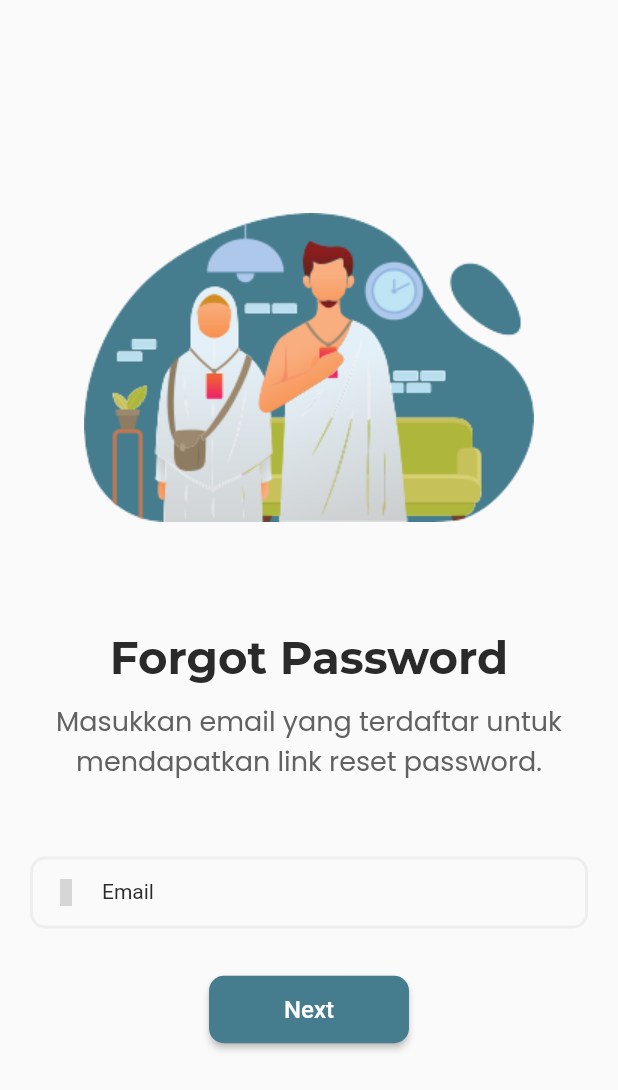
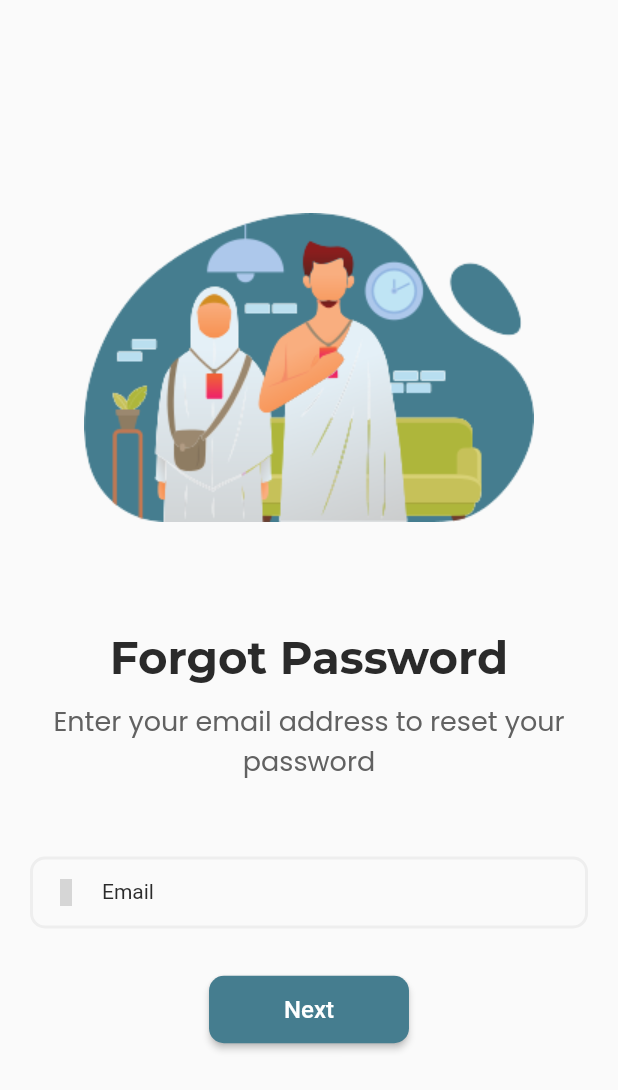
Before and after one commit to Mr94t3z/hajj_app, a Flutter app: the ForgotPasswordScreen screen opened by its route, on a phone screen of 412 x 824 dp. Shown: the top 1090 px of the screen. Run offline on Flutter 3.47's test engine with Material 2 defaults, Android fonts, the phone set to English and light mode, and no system bars; our stand-ins replace flutter_dotenv, google_fonts, iconsax, salomon_bottom_bar; grey boxes are pictures that could not be loaded.

Commit message:
refactor code

```diff
--- a/lib/screens/auth/forgot.dart
+++ b/lib/screens/auth/forgot.dart
@@ -53,7 +53,7 @@ class _ForgotPasswordScreenState extends State<ForgotPasswordScreen> {
                 height: 10,
               ),
               Text(
-                "Masukkan email yang terdaftar untuk mendapatkan link reset password.",
+                "Enter your email address to reset your password",
                 textAlign: TextAlign.center,
                 style: contentTextStyle(
                     color: Colors.grey.shade700, fontSize: 14.0),
```
Also changed, not shown: pubspec.yaml (+4 -6 lines), pubspec.lock, 1 other file.
